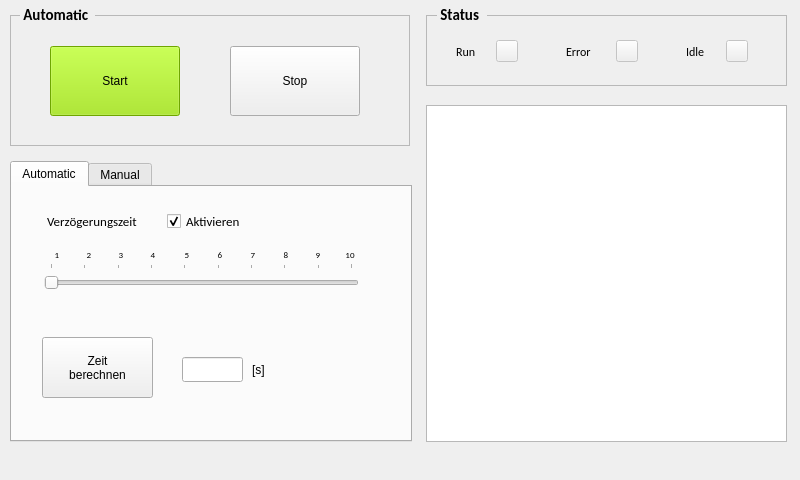
Before: the Qt Designer form mainwindow_V4.ui in angelusmx/RFID_Station, drawn with Qt 5.
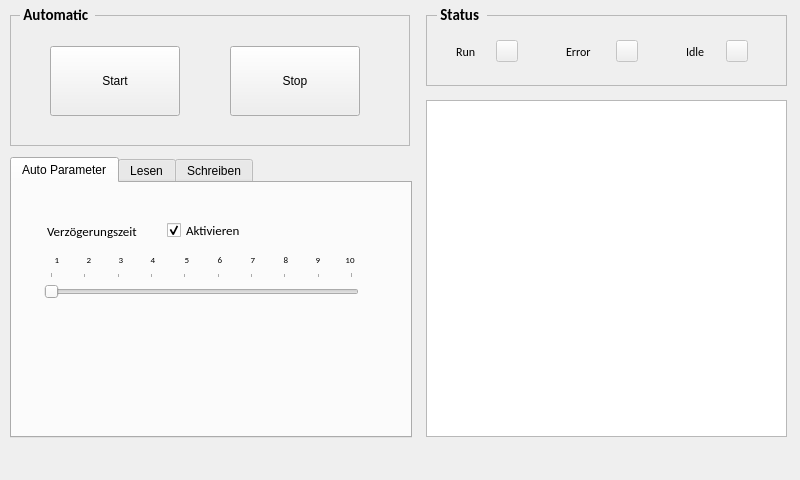
After: the same form once the commit is applied. The open tabs and pages were chosen to show the change.

Commit message: Correction of the manual RFID read to reflect the changes in the fetching of the data from the transponder

What changed in the file:
```diff
--- a/mainwindow_V4.ui
+++ b/mainwindow_V4.ui
@@ -72,7 +72,7 @@
       <bool>false</bool>
      </property>
      <property name="styleSheet">
-      <string notr="true">background-color: rgb(155, 232, 0);</string>
+      <string notr="true"/>
      </property>
      <property name="text">
       <string>Start</string>
@@ -286,7 +286,7 @@
     <property name="geometry">
      <rect>
       <x>10</x>
-      <y>161</y>
+      <y>157</y>
       <width>402</width>
       <height>281</height>
      </rect>
@@ -302,13 +302,13 @@
     </property>
     <widget class="QWidget" name="tab">
      <attribute name="title">
-      <string>Automatic</string>
+      <string>Auto Parameter</string>
      </attribute>
      <widget class="QLabel" name="lbl_9">
       <property name="geometry">
        <rect>
         <x>298</x>
-        <y>60</y>
+        <y>69</y>
         <width>16</width>
         <height>16</height>
        </rect>
@@ -336,7 +336,7 @@
       <property name="geometry">
        <rect>
         <x>330</x>
-        <y>60</y>
+        <y>69</y>
         <width>16</width>
         <height>16</height>
        </rect>
@@ -364,7 +364,7 @@
       <property name="geometry">
        <rect>
         <x>32</x>
-        <y>76</y>
+        <y>89</y>
         <width>315</width>
         <height>31</height>
        </rect>
@@ -416,7 +416,7 @@
       <property name="geometry">
        <rect>
         <x>35</x>
-        <y>26</y>
+        <y>40</y>
         <width>111</width>
         <height>16</height>
        </rect>
@@ -435,7 +435,7 @@
       <property name="geometry">
        <rect>
         <x>200</x>
-        <y>60</y>
+        <y>69</y>
         <width>16</width>
         <height>16</height>
        </rect>
@@ -463,7 +463,7 @@
       <property name="geometry">
        <rect>
         <x>133</x>
-        <y>60</y>
+        <y>69</y>
         <width>16</width>
         <height>16</height>
        </rect>
@@ -491,7 +491,7 @@
       <property name="geometry">
        <rect>
         <x>101</x>
-        <y>60</y>
+        <y>69</y>
         <width>16</width>
         <height>16</height>
        </rect>
@@ -519,7 +519,7 @@
       <property name="geometry">
        <rect>
         <x>233</x>
-        <y>60</y>
+        <y>69</y>
         <width>16</width>
         <height>16</height>
        </rect>
@@ -547,7 +547,7 @@
       <property name="geometry">
        <rect>
         <x>266</x>
-        <y>60</y>
+        <y>69</y>
         <width>16</width>
         <height>16</height>
        </rect>
@@ -575,7 +575,7 @@
       <property name="geometry">
        <rect>
         <x>155</x>
-        <y>26</y>
+        <y>39</y>
         <width>91</width>
         <height>17</height>
        </rect>
@@ -597,7 +597,7 @@
       <property name="geometry">
        <rect>
         <x>37</x>
-        <y>60</y>
+        <y>69</y>
         <width>16</width>
         <height>16</height>
        </rect>
@@ -625,7 +625,7 @@
       <property name="geometry">
        <rect>
         <x>167</x>
-        <y>60</y>
+        <y>69</y>
         <width>16</width>
         <height>16</height>
        </rect>
@@ -653,7 +653,7 @@
       <property name="geometry">
        <rect>
         <x>69</x>
-        <y>60</y>
+        <y>69</y>
         <width>16</width>
         <height>16</height>
        </rect>
@@ -677,72 +677,10 @@
        <number>0</number>
       </property>
      </widget>
-     <widget class="QPushButton" name="btn_calculate_speed">
-      <property name="geometry">
-       <rect>
-        <x>30</x>
-        <y>150</y>
-        <width>111</width>
-        <height>61</height>
-       </rect>
-      </property>
-      <property name="text">
-       <string>Zeit 
-berechnen</string>
-      </property>
-     </widget>
-     <widget class="QLineEdit" name="txt_speed_result">
-      <property name="geometry">
-       <rect>
-        <x>170</x>
-        <y>170</y>
-        <width>61</width>
-        <height>25</height>
-       </rect>
-      </property>
-      <property name="sizePolicy">
-       <sizepolicy hsizetype="Preferred" vsizetype="Maximum">
-        <horstretch>0</horstretch>
-        <verstretch>0</verstretch>
-       </sizepolicy>
-      </property>
-      <property name="maximumSize">
-       <size>
-        <width>16777215</width>
-        <height>25</height>
-       </size>
-      </property>
-      <property name="font">
-       <font>
-        <family>Calibri</family>
-        <pointsize>10</pointsize>
-        <kerning>true</kerning>
-       </font>
-      </property>
-      <property name="cursor">
-       <cursorShape>BlankCursor</cursorShape>
-      </property>
-      <property name="readOnly">
-       <bool>true</bool>
-      </property>
-     </widget>
-     <widget class="QLabel" name="lbl_speed_result">
-      <property name="geometry">
-       <rect>
-        <x>240</x>
-        <y>170</y>
-        <width>47</width>
-        <height>25</height>
-       </rect>
-      </property>
-      <property name="text">
-       <string>[s]</string>
-      </property>
-     </widget>
     </widget>
     <widget class="QWidget" name="tab_2">
      <attribute name="title">
-      <string>Manual</string>
+      <string>Lesen</string>
      </attribute>
      <widget class="QWidget" name="gridLayoutWidget">
       <property name="geometry">
@@ -1103,12 +1041,17 @@
       </layout>
      </widget>
     </widget>
+    <widget class="QWidget" name="tab_3">
+     <attribute name="title">
+      <string>Schreiben</string>
+     </attribute>
+    </widget>
    </widget>
    <widget class="QTextEdit" name="txt_console">
     <property name="geometry">
      <rect>
       <x>426</x>
-      <y>105</y>
+      <y>100</y>
       <width>361</width>
       <height>337</height>
      </rect>
@@ -1116,7 +1059,7 @@
     <property name="font">
      <font>
       <family>Calibri</family>
-      <pointsize>10</pointsize>
+      <pointsize>11</pointsize>
      </font>
     </property>
     <property name="cursor" stdset="0">
```
Left out of the diff: 3 changed lines with no effect on the pictures. The commit also changes 2 other files.
